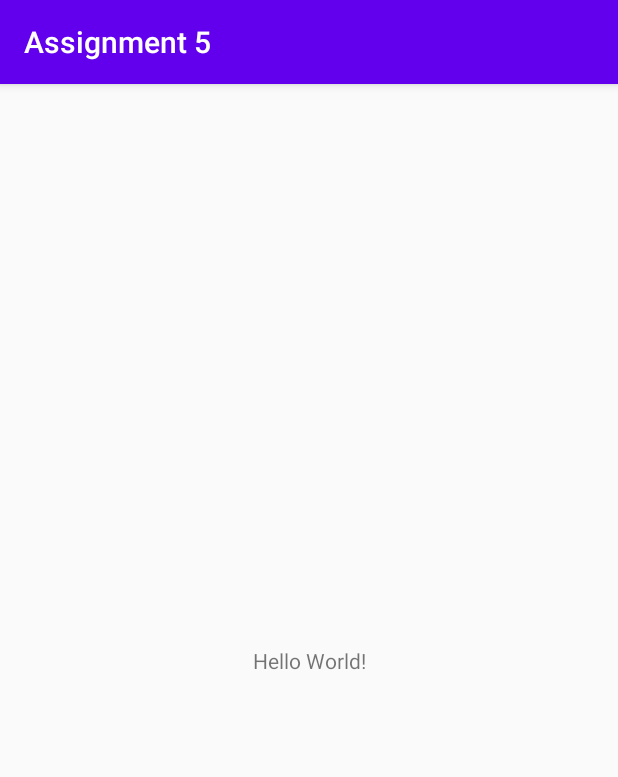
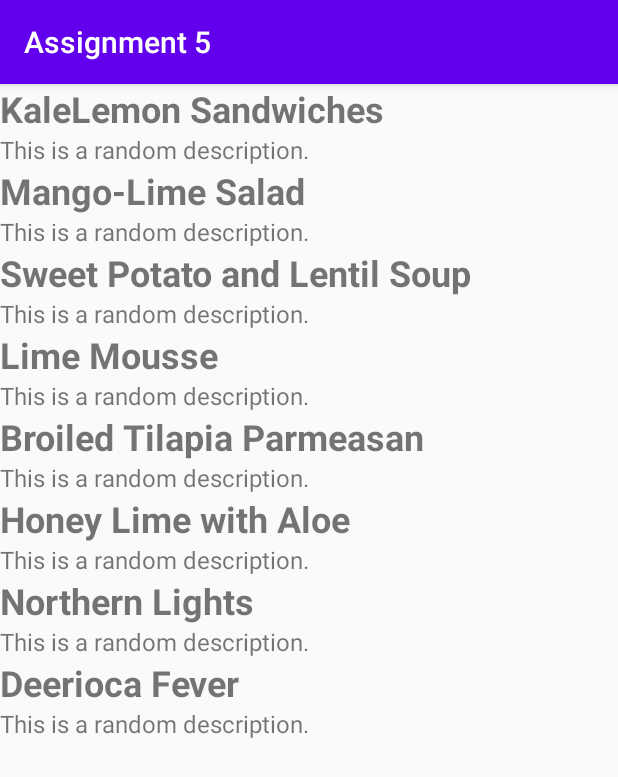
Before and after one commit to aronchung7/Assignment_5, an Android app: the screen it shows after launch (MainActivity), on a phone screen of 412 x 824 dp. Shown: the top 777 px of the screen. Run offline under Robolectric (Android 15) with nearby library versions, the phone set to English and light mode, and no system bars.

Commit message:
First draft

```diff
--- a/app/build.gradle
+++ b/app/build.gradle
@@ -26,6 +26,9 @@ dependencies {
     implementation fileTree(dir: "libs", include: ["*.jar"])
     implementation 'androidx.appcompat:appcompat:1.2.0'
     implementation 'androidx.constraintlayout:constraintlayout:2.0.1'
+    //noinspection GradleCompatible
+    implementation 'com.android.support:recyclerview-v7:28.0.0'
+    implementation 'androidx.cardview:cardview:1.0.0'
     testImplementation 'junit:junit:4.12'
     androidTestImplementation 'androidx.test.ext:junit:1.1.2'
     androidTestImplementation 'androidx.test.espresso:espresso-core:3.3.0'
--- a/app/src/main/java/com/example/assignment5/MainActivity.java
+++ b/app/src/main/java/com/example/assignment5/MainActivity.java
@@ -1,14 +1,28 @@
 package com.example.assignment5;
 
 import androidx.appcompat.app.AppCompatActivity;
+import androidx.recyclerview.widget.LinearLayoutManager;
+import androidx.recyclerview.widget.RecyclerView;
 
 import android.os.Bundle;
 
 public class MainActivity extends AppCompatActivity {
+    RecyclerView recyclerView;
+    String s1[], s2[];
+    int images [] = {R.drawable.one, R.drawable.two, R.drawable.three, R.drawable.four, R.drawable.five, R.drawable.six, R.drawable.seven, R.drawable.eight};
 
     @Override
     protected void onCreate(Bundle savedInstanceState) {
         super.onCreate(savedInstanceState);
         setContentView(R.layout.activity_main);
+
+        recyclerView = findViewById(R.id.recyclerView);
+
+        s1 = getResources().getStringArray(R.array.food);
+        s2 = getResources().getStringArray(R.array.description);
+
+        MyAdapter myAdapter = new MyAdapter(this, s1, s2, images);
+        recyclerView.setAdapter(myAdapter);
+        recyclerView.setLayoutManager(new LinearLayoutManager(this));
     }
 }
--- /dev/null
+++ b/app/src/main/java/com/example/assignment5/MyAdapter.java
@@ -0,0 +1,55 @@
+package com.example.assignment5;
+
+import android.content.Context;
+import android.view.LayoutInflater;
+import android.view.View;
+import android.view.ViewGroup;
+import android.widget.ImageView;
+import android.widget.TextView;
+
+import androidx.annotation.NonNull;
+import androidx.recyclerview.widget.RecyclerView;
+
+public class MyAdapter extends RecyclerView.Adapter<MyAdapter.MyViewHolder> {
+
+    String data1[], data2[];
+    int images[];
+    Context context;
+
+    public MyAdapter(Context ct, String s1[], String s2[], int img[]){
+        context = ct;
+        data1 = s1;
+        data2 = s2;
+        images = img;
+    }
+
+    @NonNull
+    @Override
+    public MyAdapter.MyViewHolder onCreateViewHolder(@NonNull ViewGroup parent, int viewType) {
+        LayoutInflater inflater = LayoutInflater.from(context);
+        View view = inflater.inflate(R.layout.my_row, parent, false);
+        return new MyViewHolder(view);
+    }
+
+    @Override
+    public void onBindViewHolder(@NonNull MyAdapter.MyViewHolder holder, int position) {
+        holder.myText1.setText(data1[position]);
+        holder.myText2.setText(data2[position]);
+    }
+
+    @Override
+    public int getItemCount() {
+        return data1.length;
+    }
+
+    public class MyViewHolder extends RecyclerView.ViewHolder {
+        TextView myText1, myText2;
+        ImageView myImage;
+
+        public MyViewHolder(@NonNull View itemView){
+            super(itemView);
+            myText1 = itemView.findViewById(R.id.myText1);
+            myText2 = itemView.findViewById(R.id.myText2);
+        }
+    }
+}
--- a/app/src/main/res/layout/activity_main.xml
+++ b/app/src/main/res/layout/activity_main.xml
@@ -6,13 +6,8 @@
     android:layout_height="match_parent"
     tools:context=".MainActivity">
 
-    <TextView
-        android:layout_width="wrap_content"
-        android:layout_height="wrap_content"
-        android:text="Hello World!"
-        app:layout_constraintBottom_toBottomOf="parent"
-        app:layout_constraintLeft_toLeftOf="parent"
-        app:layout_constraintRight_toRightOf="parent"
-        app:layout_constraintTop_toTopOf="parent" />
-
+    <androidx.recyclerview.widget.RecyclerView
+        android:id="@+id/recyclerView"
+        android:layout_width="match_parent"
+        android:layout_height="match_parent" />
 </androidx.constraintlayout.widget.ConstraintLayout>
--- /dev/null
+++ b/app/src/main/res/layout/my_row.xml
@@ -0,0 +1,27 @@
+<?xml version="1.0" encoding="utf-8"?>
+<LinearLayout xmlns:android="http://schemas.android.com/apk/res/android"
+    xmlns:app="http://schemas.android.com/apk/res-auto"
+    android:orientation="vertical" android:layout_width="match_parent"
+    android:layout_height="wrap_content">
+
+    <androidx.cardview.widget.CardView
+        android:layout_width="match_parent"
+        android:layout_height="wrap_content" >
+
+    </androidx.cardview.widget.CardView>
+
+    <TextView
+        android:id="@+id/myText1"
+        android:layout_width="wrap_content"
+        android:layout_height="wrap_content"
+        android:text="Title"
+        android:textSize="24sp"
+        android:textStyle="bold" />
+
+    <TextView
+        android:id="@+id/myText2"
+        android:layout_width="wrap_content"
+        android:layout_height="wrap_content"
+        android:text="Description"
+        android:textSize="16sp" />
+</LinearLayout>
--- a/app/src/main/res/values/strings.xml
+++ b/app/src/main/res/values/strings.xml
@@ -1,3 +1,24 @@
 <resources>
     <string name="app_name">Assignment 5</string>
+    <string-array name="food">
+        <item>Kale\Lemon Sandwiches</item>
+        <item>Mango-Lime Salad</item>
+        <item>Sweet Potato and Lentil Soup</item>
+        <item>Lime Mousse</item>
+        <item>Broiled Tilapia Parmeasan</item>
+        <item>Honey Lime with Aloe</item>
+        <item>Northern Lights</item>
+        <item>Deerioca Fever</item>
+    </string-array>
+
+    <string-array name="description">
+        <item>This is a random description.</item>
+        <item>This is a random description.</item>
+        <item>This is a random description.</item>
+        <item>This is a random description.</item>
+        <item>This is a random description.</item>
+        <item>This is a random description.</item>
+        <item>This is a random description.</item>
+        <item>This is a random description.</item>
+    </string-array>
 </resources>
```
Also changed, not shown: app/src/main/res/drawable/eight.jpg (added), app/src/main/res/drawable/five.jpg (added), app/src/main/res/drawable/four.jpg (added), app/src/main/res/drawable/seven.jpg (added), app/src/main/res/drawable/six.jpg (added), app/src/main/res/drawable/three.jpg (added), app/src/main/res/drawable/two.jpg (added), 1 other file.
